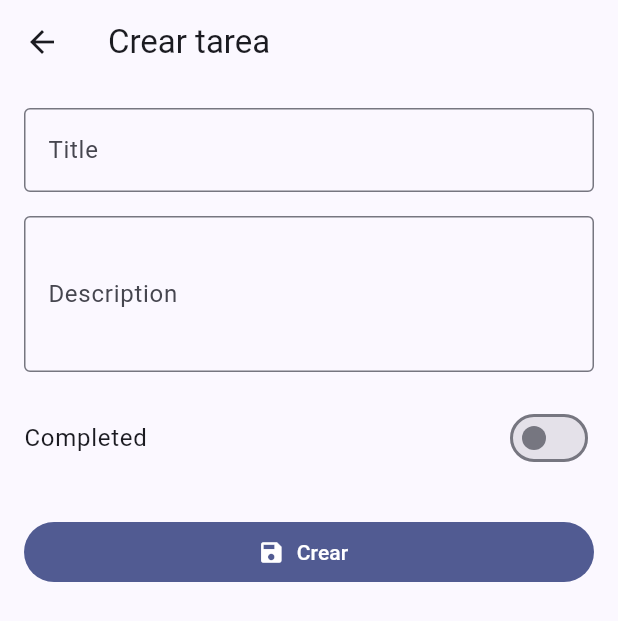
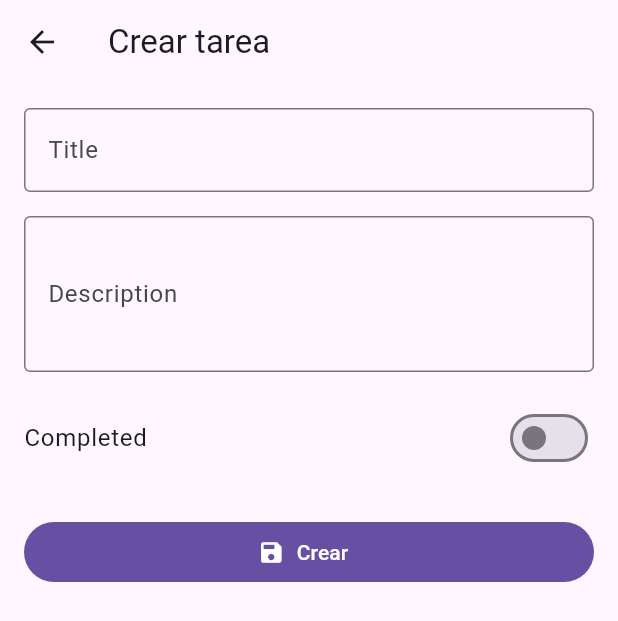
Before and after one commit to Laureano55/RN-vs-Flutter, a Flutter app: the screen it shows after launch, after a tap on the "add" icon, on a phone screen of 412 x 824 dp. Shown: the top 621 px of the screen. Run offline on Flutter 3.47's test engine with Material 3 defaults, Android fonts, the light colour scheme and no system bars; network calls fail.

Commit message:
added RN and simplified both UI

```diff
--- a/flutter_app/lib/features/tasks/presentation/components/task_list_item.dart
+++ b/flutter_app/lib/features/tasks/presentation/components/task_list_item.dart
@@ -16,8 +16,7 @@ class TaskListItem extends StatelessWidget {
 
   @override
   Widget build(BuildContext context) {
-    return Card(
-      child: ListTile(
+    return ListTile(
       onTap: onTap,
       title: Text(
         task.title,
@@ -29,7 +28,6 @@ class TaskListItem extends StatelessWidget {
         onPressed: onDelete,
         icon: const Icon(Icons.delete_outline),
       ),
-      ),
     );
   }
 }
--- a/flutter_app/lib/main.dart
+++ b/flutter_app/lib/main.dart
@@ -42,10 +42,7 @@ class TaskApp extends StatelessWidget {
       child: MaterialApp(
         debugShowCheckedModeBanner: false,
         title: 'Task Manager',
-        theme: ThemeData(
-          colorScheme: ColorScheme.fromSeed(seedColor: Colors.indigo),
-          useMaterial3: true,
-        ),
+        theme: ThemeData(useMaterial3: true),
         home: const TaskHomeScreen(),
       ),
     );
```
Lines whose indentation alone changed are shown as unchanged.
